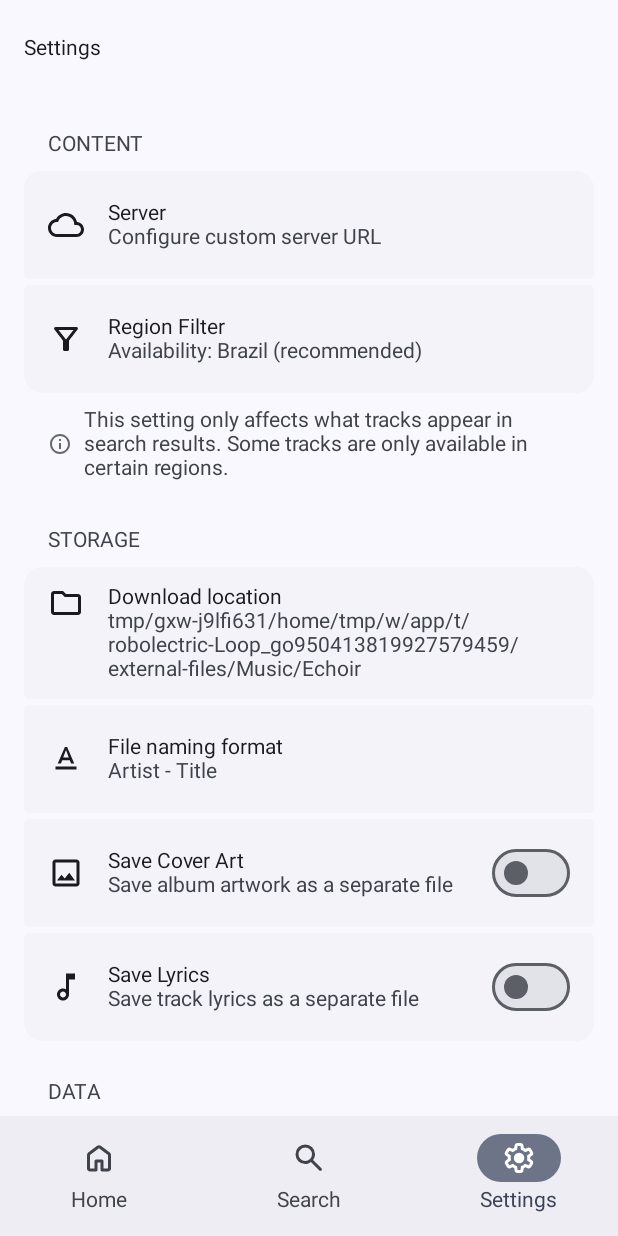
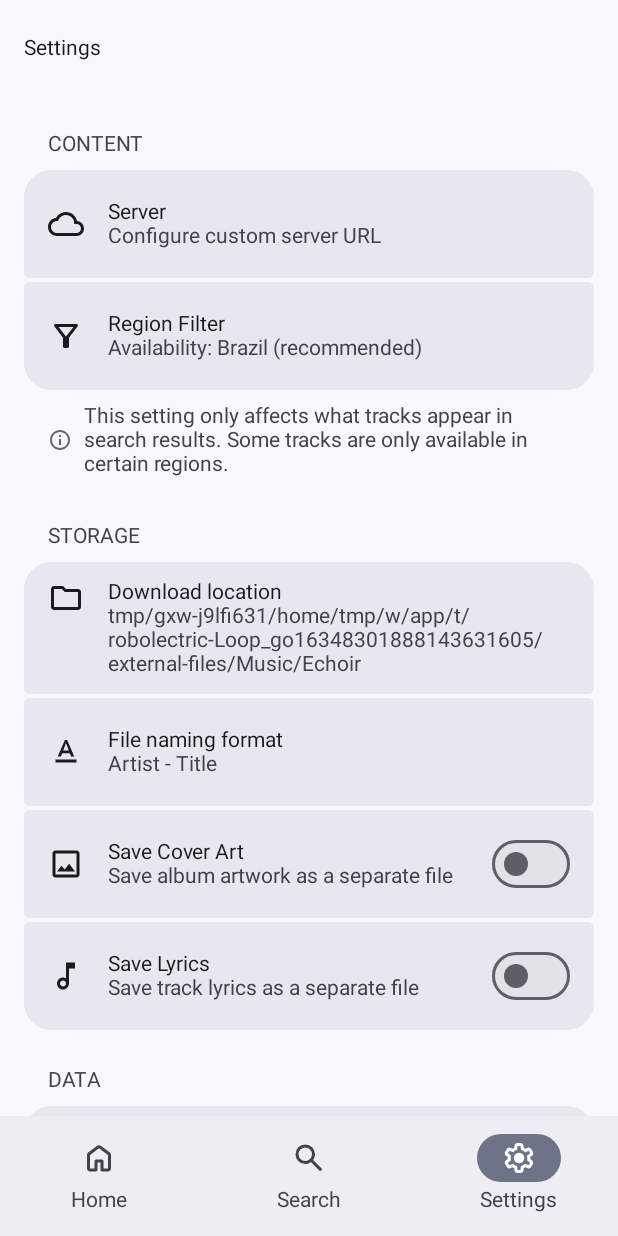
Before and after one commit to unkn0w7n/EchoirX, an Android app built with Jetpack Compose: the SettingsScreen screen opened through its navigation route, item 3 of the bottom bar chosen, on a phone screen of 412 x 824 dp. Run offline under Robolectric (Android 15) with nearby library versions, the phone set to English and light mode, and no system bars; our stand-ins replace Dagger/Hilt's generated code, Material 3 Expressive styles (plain Material 3 is drawn), Room's generated code; 1 statement that could not run was skipped.

Commit message:
refactor(preferences): update PreferenceItem styling and simplify positions
Signed-off-by: Jyotiraditya Panda <jyotiraditya@aospa.co>

```diff
--- a/app/src/main/java/app/echoirx/presentation/components/preferences/PreferenceItem.kt
+++ b/app/src/main/java/app/echoirx/presentation/components/preferences/PreferenceItem.kt
@@ -33,15 +33,15 @@ fun PreferenceItem(
     trailingContent: @Composable (() -> Unit)? = null
 ) {
     val shape = when (position) {
-        PreferencePosition.Single -> RoundedCornerShape(12.dp)
-        PreferencePosition.Top, PreferencePosition.TopWithGap -> RoundedCornerShape(
-            topStart = 12.dp, topEnd = 12.dp,
+        PreferencePosition.Single -> MaterialTheme.shapes.large
+        PreferencePosition.Top -> RoundedCornerShape(
+            topStart = 18.dp, topEnd = 18.dp,
             bottomStart = 4.dp, bottomEnd = 4.dp
         )
 
-        PreferencePosition.Bottom, PreferencePosition.BottomWithGap -> RoundedCornerShape(
+        PreferencePosition.Bottom -> RoundedCornerShape(
             topStart = 4.dp, topEnd = 4.dp,
-            bottomStart = 12.dp, bottomEnd = 12.dp
+            bottomStart = 18.dp, bottomEnd = 18.dp
         )
 
         PreferencePosition.Middle -> RoundedCornerShape(4.dp)
@@ -50,7 +50,7 @@ fun PreferenceItem(
     ListItem(
         modifier = Modifier
             .fillMaxWidth()
-            .padding(vertical = 2.dp)
+            .padding(vertical = 1.dp)
             .clip(shape)
             .then(
                 if (onClick != null) {
@@ -60,7 +60,7 @@ fun PreferenceItem(
                 }
             ),
         colors = ListItemDefaults.colors(
-            containerColor = MaterialTheme.colorScheme.surfaceContainerLow
+            containerColor = MaterialTheme.colorScheme.surfaceContainerHigh
         ),
         headlineContent = {
             Text(
--- a/app/src/main/java/app/echoirx/presentation/components/preferences/PreferencePosition.kt
+++ b/app/src/main/java/app/echoirx/presentation/components/preferences/PreferencePosition.kt
@@ -5,6 +5,4 @@ enum class PreferencePosition {
     Top,
     Middle,
     Bottom,
-    TopWithGap,
-    BottomWithGap
 }
```
